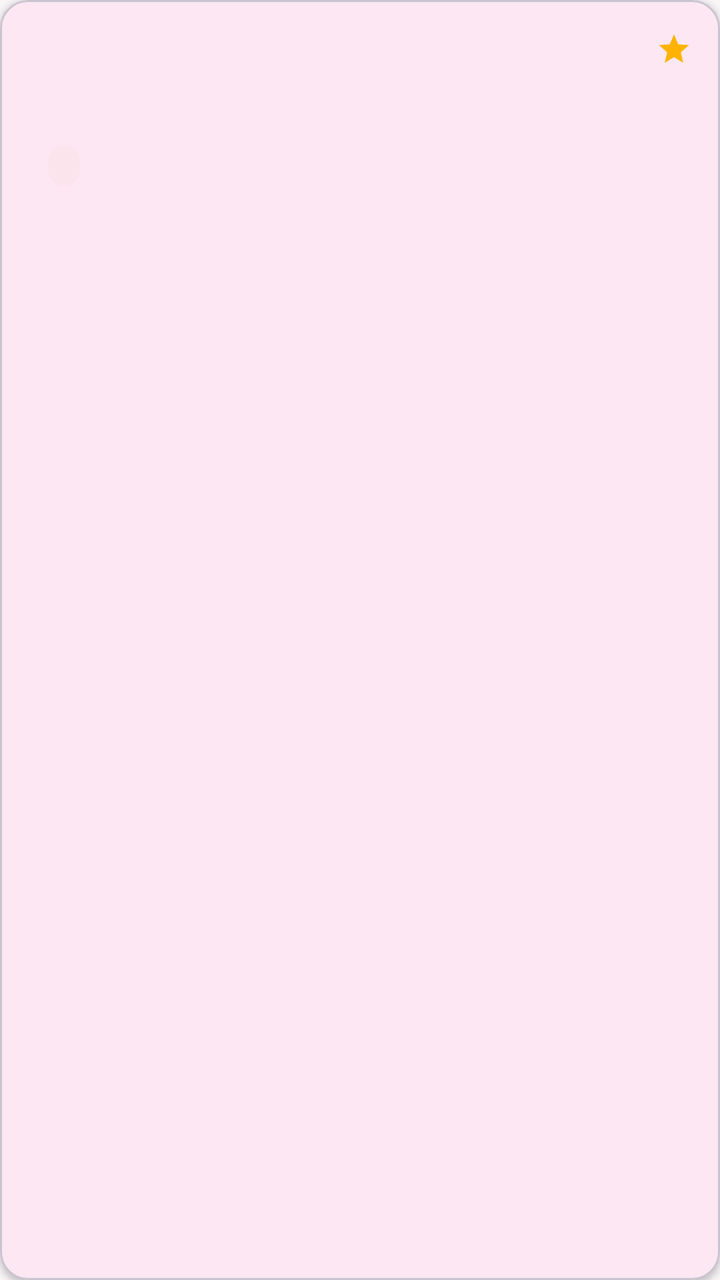
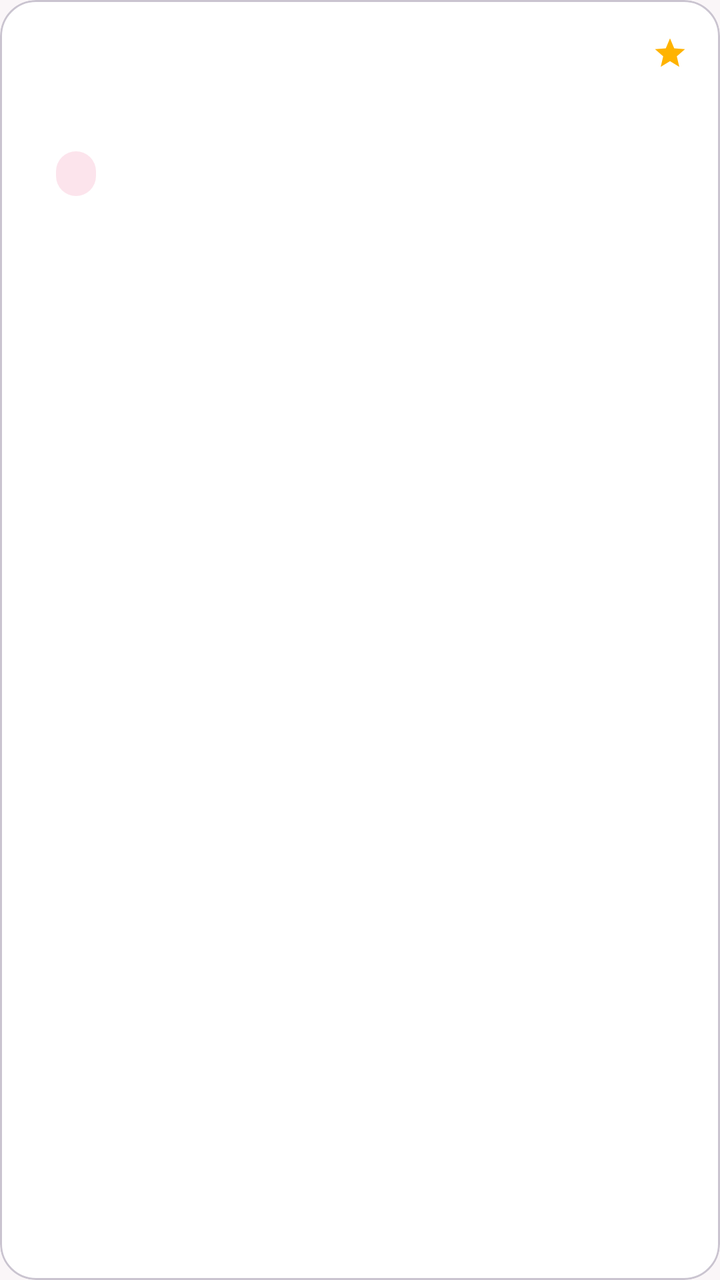

Before-and-after screenshots of an Android layout around one commit, followed by the original layout XML and the change that was made.
<!-- AndroidManifest.xml: application theme Theme.CampusMarket -->
<!-- res/layout/item_product.xml -->
<?xml version="1.0" encoding="utf-8"?>
<com.google.android.material.card.MaterialCardView
    xmlns:android="http://schemas.android.com/apk/res/android"
    xmlns:app="http://schemas.android.com/apk/res-auto"
    android:layout_width="match_parent"
    android:layout_height="wrap_content"
    android:layout_margin="6dp"
    app:cardCornerRadius="14dp"
    app:cardElevation="2dp">

    <LinearLayout
        android:layout_width="match_parent"
        android:layout_height="wrap_content"
        android:orientation="vertical"
        android:padding="14dp">

        <LinearLayout
            android:layout_width="match_parent"
            android:layout_height="wrap_content"
            android:gravity="center_vertical"
            android:orientation="horizontal">

            <TextView
                android:id="@+id/tvTitle"
                android:layout_width="0dp"
                android:layout_height="wrap_content"
                android:layout_weight="1"
                android:ellipsize="end"
                android:maxLines="1"
                android:textSize="16sp"
                android:textStyle="bold" />

            <ImageView
                android:id="@+id/ivFavorite"
                android:layout_width="18dp"
                android:layout_height="18dp"
                android:layout_marginStart="6dp"
                android:contentDescription="@string/favorite"
                android:src="@drawable/ic_star_filled"
                app:tint="@color/star" />
        </LinearLayout>

        <TextView
            android:id="@+id/tvDescription"
            android:layout_width="match_parent"
            android:layout_height="wrap_content"
            android:layout_marginTop="6dp"
            android:ellipsize="end"
            android:maxLines="2"
            android:textColor="@android:color/darker_gray" />

        <LinearLayout
            android:layout_width="match_parent"
            android:layout_height="wrap_content"
            android:layout_marginTop="10dp"
            android:gravity="center_vertical"
            android:orientation="horizontal">

            <TextView
                android:id="@+id/tvPrice"
                android:layout_width="wrap_content"
                android:layout_height="wrap_content"
                android:textColor="@color/price"
                android:textSize="18sp"
                android:textStyle="bold" />

            <TextView
                android:id="@+id/tvCategory"
                android:layout_width="wrap_content"
                android:layout_height="wrap_content"
                android:layout_marginStart="10dp"
                android:background="@drawable/bg_tag"
                android:paddingHorizontal="8dp"
                android:paddingVertical="2dp"
                android:textColor="@color/tag_text"
                android:textSize="12sp" />

            <Space
                android:layout_width="0dp"
                android:layout_height="1dp"
                android:layout_weight="1" />

            <TextView
                android:id="@+id/tvCommentCount"
                android:layout_width="wrap_content"
                android:layout_height="wrap_content"
                android:textColor="@android:color/darker_gray"
                android:textSize="12sp" />
        </LinearLayout>

        <TextView
            android:id="@+id/tvSeller"
            android:layout_width="match_parent"
            android:layout_height="wrap_content"
            android:layout_marginTop="6dp"
            android:textColor="@android:color/darker_gray"
            android:textSize="12sp" />
    </LinearLayout>
</com.google.android.material.card.MaterialCardView>
<!-- resources referenced by this layout -->
<resources>
  <color name="price">#E91E63</color>
  <color name="star">#FFB300</color>
  <color name="tag_text">#C2185B</color>
  <!-- drawable bg_tag (drawable) -->
  <?xml version="1.0" encoding="utf-8"?>
  <shape xmlns:android="http://schemas.android.com/apk/res/android"
      android:shape="rectangle">
      <solid android:color="@color/tag_bg" />
      <corners android:radius="999dp" />
  </shape>
  <!-- drawable ic_star_filled (drawable) -->
  <?xml version="1.0" encoding="utf-8"?>
  <vector xmlns:android="http://schemas.android.com/apk/res/android"
      android:width="24dp"
      android:height="24dp"
      android:viewportWidth="24"
      android:viewportHeight="24">
      <path
          android:fillColor="@android:color/white"
          android:pathData="M12,17.27L18.18,21l-1.64,-7.03L22,9.24l-7.19,-0.61L12,2 9.19,8.63 2,9.24l5.46,4.73L5.82,21z" />
  </vector>
  <string name="favorite">收藏</string>
  <style name="Theme.CampusMarket" parent="Theme.Material3.DayNight.NoActionBar">
          <item name="colorPrimary">@color/primary</item>
          <item name="colorOnPrimary">@color/on_primary</item>
          <item name="colorPrimaryContainer">@color/primary_container</item>
          <item name="colorOnPrimaryContainer">@color/on_primary_container</item>
          <item name="android:statusBarColor">@color/primary_dark</item>
          <item name="android:navigationBarColor">@color/surface</item>
          <item name="android:windowBackground">@color/page_bg</item>
      </style>
  <color name="tag_bg">#FCE4EC</color>
  <color name="primary">#E91E63</color>
  <color name="on_primary">#FFFFFF</color>
  <color name="primary_container">#FCE4EC</color>
  <color name="on_primary_container">#880E4F</color>
  <color name="primary_dark">#C2185B</color>
  <color name="surface">#FFFFFF</color>
  <color name="page_bg">#FAF6F8</color>
</resources>

<!-- the commit's change to res/layout/item_product.xml (unified diff, before → after) -->
@@ -4,15 +4,17 @@
     xmlns:app="http://schemas.android.com/apk/res-auto"
     android:layout_width="match_parent"
     android:layout_height="wrap_content"
-    android:layout_margin="6dp"
-    app:cardCornerRadius="14dp"
-    app:cardElevation="2dp">
+    android:layout_marginHorizontal="8dp"
+    android:layout_marginVertical="6dp"
+    app:cardBackgroundColor="@color/surface"
+    app:cardCornerRadius="18dp"
+    app:cardElevation="3dp">
 
     <LinearLayout
         android:layout_width="match_parent"
         android:layout_height="wrap_content"
         android:orientation="vertical"
-        android:padding="14dp">
+        android:padding="16dp">
 
         <LinearLayout
             android:layout_width="match_parent"
@@ -27,6 +29,7 @@
                 android:layout_weight="1"
                 android:ellipsize="end"
                 android:maxLines="1"
+                android:textColor="@color/text_primary"
                 android:textSize="16sp"
                 android:textStyle="bold" />
 
@@ -46,13 +49,15 @@
             android:layout_height="wrap_content"
             android:layout_marginTop="6dp"
             android:ellipsize="end"
+            android:lineSpacingExtra="2dp"
             android:maxLines="2"
-            android:textColor="@android:color/darker_gray" />
+            android:textColor="@color/text_secondary"
+            android:textSize="13sp" />
 
         <LinearLayout
             android:layout_width="match_parent"
             android:layout_height="wrap_content"
-            android:layout_marginTop="10dp"
+            android:layout_marginTop="12dp"
             android:gravity="center_vertical"
             android:orientation="horizontal">
 
@@ -61,17 +66,17 @@
                 android:layout_width="wrap_content"
                 android:layout_height="wrap_content"
                 android:textColor="@color/price"
-                android:textSize="18sp"
+                android:textSize="20sp"
                 android:textStyle="bold" />
 
             <TextView
                 android:id="@+id/tvCategory"
                 android:layout_width="wrap_content"
                 android:layout_height="wrap_content"
-                android:layout_marginStart="10dp"
+                android:layout_marginStart="12dp"
                 android:background="@drawable/bg_tag"
-                android:paddingHorizontal="8dp"
-                android:paddingVertical="2dp"
+                android:paddingHorizontal="10dp"
+                android:paddingVertical="3dp"
                 android:textColor="@color/tag_text"
                 android:textSize="12sp" />
 
@@ -84,7 +89,7 @@
                 android:id="@+id/tvCommentCount"
                 android:layout_width="wrap_content"
                 android:layout_height="wrap_content"
-                android:textColor="@android:color/darker_gray"
+                android:textColor="@color/text_secondary"
                 android:textSize="12sp" />
         </LinearLayout>
 
@@ -92,8 +97,8 @@
             android:id="@+id/tvSeller"
             android:layout_width="match_parent"
             android:layout_height="wrap_content"
-            android:layout_marginTop="6dp"
-            android:textColor="@android:color/darker_gray"
+            android:layout_marginTop="8dp"
+            android:textColor="@color/text_secondary"
             android:textSize="12sp" />
     </LinearLayout>
 </com.google.android.material.card.MaterialCardView>
<!-- resource entries referenced after the edit -->
@@ -3,6 +3,8 @@
   <color name="price">#E91E63</color>
   <color name="star">#FFB300</color>
   <color name="tag_text">#C2185B</color>
+  <color name="text_primary">#26232A</color>
+  <color name="text_secondary">#8A8492</color>
   <!-- drawable bg_tag (drawable) -->
   <?xml version="1.0" encoding="utf-8"?>
   <shape xmlns:android="http://schemas.android.com/apk/res/android"
